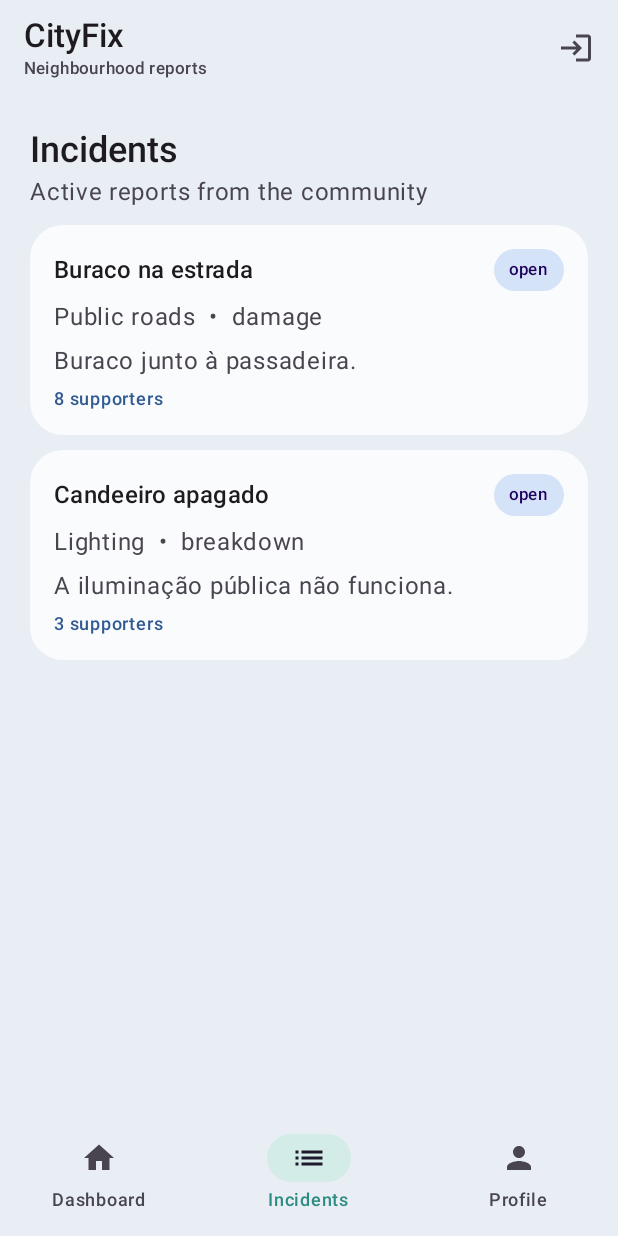
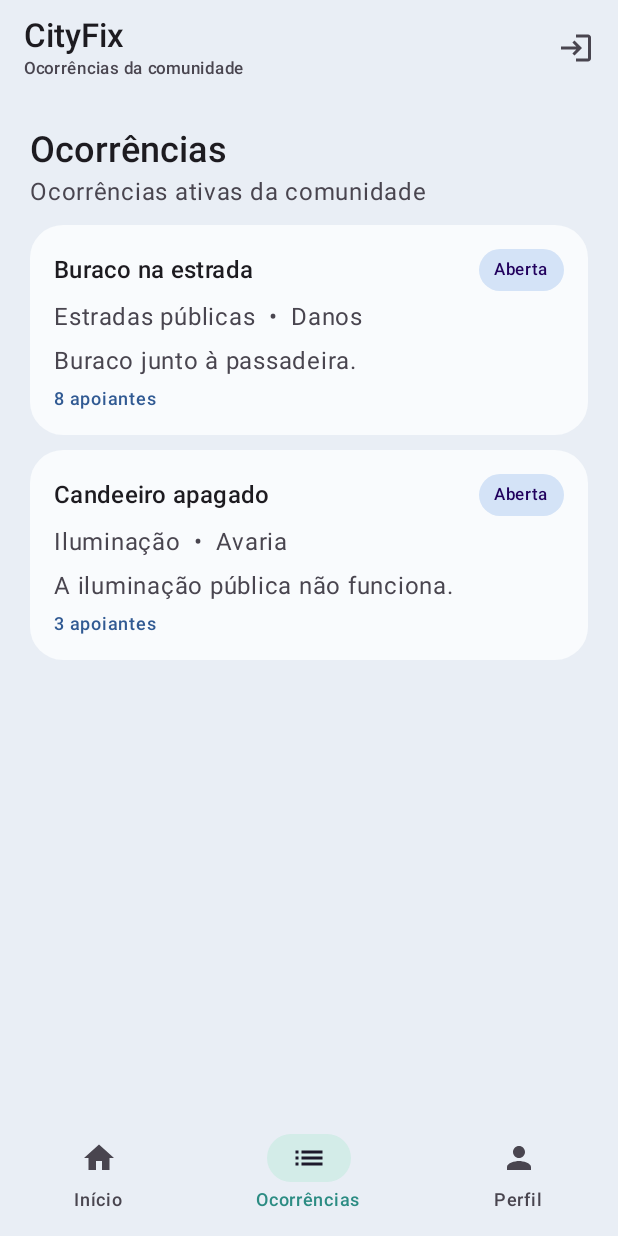
Before and after one commit to diogo2024143983/TrabalhoAMOV, an Android app built with Jetpack Compose: the screen it shows after launch (MainActivity), item 2 of the bottom bar chosen, on a phone screen of 412 x 824 dp. Run offline under Robolectric (Android 15) with nearby library versions, the phone set to English and light mode, and no system bars; our stand-ins replace Firebase (no records; nobody signed in at launch, a user with empty details on screens opened directly); 3 statements that could not run were skipped.

Commit message:
docs: traduzir aplicação e documentação
Traduzir para português os textos da interface, os estados apresentados ao utilizador, os dados de demonstração e o documento de implementação para facilitar a utilização pela equipa.

```diff
--- a/app/src/main/java/pt/isec/amov/cityfix/MainActivity.kt
+++ b/app/src/main/java/pt/isec/amov/cityfix/MainActivity.kt
@@ -104,9 +104,9 @@ private fun CityFixApp(vm: CityFixViewModel = viewModel()) {
             TopAppBar(
                 title = {
                     Column {
-                        Text(if (screen == Screen.DETAIL) "Incident details" else "CityFix", fontWeight = FontWeight.SemiBold)
+                        Text(if (screen == Screen.DETAIL) "Detalhes da ocorrência" else "CityFix", fontWeight = FontWeight.SemiBold)
                         if (screen != Screen.DETAIL) Text(
-                            if (state.user.role == UserRole.ANONYMOUS) "Neighbourhood reports" else "Your community, together",
+                            if (state.user.role == UserRole.ANONYMOUS) "Ocorrências da comunidade" else "A sua comunidade, em conjunto",
                             style = MaterialTheme.typography.labelSmall,
                             color = MaterialTheme.colorScheme.onSurfaceVariant
                         )
@@ -115,24 +115,24 @@ private fun CityFixApp(vm: CityFixViewModel = viewModel()) {
                 colors = TopAppBarDefaults.topAppBarColors(containerColor = MaterialTheme.colorScheme.background),
                 navigationIcon = {
                     if (screen == Screen.DETAIL) IconButton({ screen = Screen.INCIDENTS }) {
-                        Icon(Icons.Default.ArrowBack, "Back")
+                        Icon(Icons.Default.ArrowBack, "Voltar")
                     }
                 },
                 actions = {
                     if (state.user.role == UserRole.ANONYMOUS) IconButton({ screen = Screen.LOGIN }) {
-                        Icon(Icons.Default.Login, "Sign in")
+                        Icon(Icons.Default.Login, "Iniciar sessão")
                     } else IconButton({ vm.signOut(); screen = Screen.DASHBOARD }) {
-                        Icon(Icons.Default.Logout, "Sign out")
+                        Icon(Icons.Default.Logout, "Terminar sessão")
                     }
                 }
             )
         },
         bottomBar = {
             NavigationBar(containerColor = MaterialTheme.colorScheme.background) {
-                NavigationBarItem(screen == Screen.DASHBOARD, { screen = Screen.DASHBOARD }, { Icon(Icons.Default.Home, "Dashboard") }, label = { Text("Dashboard") })
-                NavigationBarItem(screen == Screen.INCIDENTS, { screen = Screen.INCIDENTS }, { Icon(Icons.Default.List, "Incidents") }, label = { Text("Incidents") })
-                NavigationBarItem(screen == Screen.PROFILE, { screen = Screen.PROFILE }, { Icon(Icons.Default.Person, "Profile") }, label = { Text("Profile") })
-                if (state.user.role == UserRole.OPERATOR) NavigationBarItem(screen == Screen.OPERATOR, { screen = Screen.OPERATOR }, { Icon(Icons.Default.Check, "Management") }, label = { Text("Manage") })
+                NavigationBarItem(screen == Screen.DASHBOARD, { screen = Screen.DASHBOARD }, { Icon(Icons.Default.Home, "Início") }, label = { Text("Início") })
+                NavigationBarItem(screen == Screen.INCIDENTS, { screen = Screen.INCIDENTS }, { Icon(Icons.Default.List, "Ocorrências") }, label = { Text("Ocorrências") })
+                NavigationBarItem(screen == Screen.PROFILE, { screen = Screen.PROFILE }, { Icon(Icons.Default.Person, "Perfil") }, label = { Text("Perfil") })
+                if (state.user.role == UserRole.OPERATOR) NavigationBarItem(screen == Screen.OPERATOR, { screen = Screen.OPERATOR }, { Icon(Icons.Default.Check, "Gestão") }, label = { Text("Gestão") })
             }
         },
     ) { padding ->
@@ -186,13 +186,13 @@ private fun DashboardScreen(incidents: List<Incident>, role: UserRole, onInciden
             ) {
                 Column(Modifier.padding(22.dp), verticalArrangement = Arrangement.spacedBy(8.dp)) {
                     Text(
-                        if (role == UserRole.ANONYMOUS) "Make your city better" else "Good to see you",
+                        if (role == UserRole.ANONYMOUS) "Melhore a sua cidade" else "É bom voltar a vê-lo",
                         style = MaterialTheme.typography.headlineSmall,
                         color = MaterialTheme.colorScheme.onPrimary
                     )
                     Text(
-                        if (role == UserRole.ANONYMOUS) "See what needs attention nearby and follow local progress."
-                        else "Report an issue or follow the ones that matter to you.",
+                        if (role == UserRole.ANONYMOUS) "Veja o que precisa de atenção e acompanhe o progresso local."
+                        else "Registe uma ocorrência ou acompanhe as que são importantes para si.",
                         color = MaterialTheme.colorScheme.onPrimary.copy(alpha = 0.82f)
                     )
                 }
@@ -201,8 +201,8 @@ private fun DashboardScreen(incidents: List<Incident>, role: UserRole, onInciden
         item {
             Row(horizontalArrangement = Arrangement.spacedBy(8.dp), modifier = Modifier.fillMaxWidth()) {
                 StatCard("Total", incidents.size.toString(), MaterialTheme.colorScheme.primaryContainer, Modifier.weight(1f))
-                StatCard("Active", incidents.count { it.status != IncidentStatus.CLOSED }.toString(), MaterialTheme.colorScheme.secondaryContainer, Modifier.weight(1f))
-                StatCard("Avg. repair", "2.4 d", Color(0xFFF4E4C8), Modifier.weight(1f))
+                StatCard("Ativas", incidents.count { it.status != IncidentStatus.CLOSED }.toString(), MaterialTheme.colorScheme.secondaryContainer, Modifier.weight(1f))
+                StatCard("Reparação média", "2,4 d", Color(0xFFF4E4C8), Modifier.weight(1f))
             }
         }
         item {
@@ -212,9 +212,9 @@ private fun DashboardScreen(incidents: List<Incident>, role: UserRole, onInciden
                 shape = MaterialTheme.shapes.medium
             ) {
                 Column(Modifier.padding(18.dp), verticalArrangement = Arrangement.spacedBy(10.dp)) {
-                    Text("Open reports", style = MaterialTheme.typography.titleMedium)
-                    Text("Browse active issues and see how your municipality is responding.", color = MaterialTheme.colorScheme.onSurfaceVariant)
-                    Button(onClick = onIncidents) { Text("Explore incidents") }
+                    Text("Ocorrências abertas", style = MaterialTheme.typography.titleMedium)
+                    Text("Consulte problemas ativos e veja como o seu município está a responder.", color = MaterialTheme.colorScheme.onSurfaceVariant)
+                    Button(onClick = onIncidents) { Text("Explorar ocorrências") }
                 }
             }
         }
@@ -222,7 +222,7 @@ private fun DashboardScreen(incidents: List<Incident>, role: UserRole, onInciden
             OutlinedButton(onClick = onNew, modifier = Modifier.fillMaxWidth()) {
                 Icon(Icons.Default.Add, contentDescription = null)
                 Spacer(Modifier.size(8.dp))
-                Text("Report an incident")
+                Text("Registar ocorrência")
             }
         }
     }
@@ -241,8 +241,8 @@ private fun DashboardScreen(incidents: List<Incident>, role: UserRole, onInciden
 private fun IncidentListScreen(incidents: List<Incident>, onSelect: (Incident) -> Unit) {
     LazyColumn(Modifier.fillMaxSize(), contentPadding = PaddingValues(20.dp), verticalArrangement = Arrangement.spacedBy(10.dp)) {
         item {
-            Text("Incidents", style = MaterialTheme.typography.headlineSmall)
-            Text("Active reports from the community", color = MaterialTheme.colorScheme.onSurfaceVariant)
+            Text("Ocorrências", style = MaterialTheme.typography.headlineSmall)
+            Text("Ocorrências ativas da comunidade", color = MaterialTheme.colorScheme.onSurfaceVariant)
         }
         items(incidents, key = { it.id }, contentType = { "incident" }) { incident ->
             IncidentCard(incident, onSelect)
@@ -262,9 +262,9 @@ private fun IncidentListScreen(incidents: List<Incident>, onSelect: (Incident) -
                 Text(incident.title, style = MaterialTheme.typography.titleMedium, modifier = Modifier.weight(1f), maxLines = 1, overflow = TextOverflow.Ellipsis)
                 StatusChip(incident.status)
             }
-            Text("${incident.category}  •  ${incident.situation.name.lowercase().replace('_', ' ')}", color = MaterialTheme.colorScheme.onSurfaceVariant)
+            Text("${incident.category}  •  ${incidentSituationLabel(incident.situation)}", color = MaterialTheme.colorScheme.onSurfaceVariant)
             Text(incident.description, maxLines = 2, color = MaterialTheme.colorScheme.onSurfaceVariant, overflow = TextOverflow.Ellipsis)
-            Text("${incident.supporters} supporters", style = MaterialTheme.typography.labelMedium, color = MaterialTheme.colorScheme.primary)
+            Text("${incident.supporters} apoiantes", style = MaterialTheme.typography.labelMedium, color = MaterialTheme.colorScheme.primary)
         }
     }
 }
@@ -277,7 +277,7 @@ private fun StatusChip(status: IncidentStatus) {
         shape = RoundedCornerShape(50),
     ) {
         Text(
-            status.name.replace('_', ' ').lowercase(),
+            incidentStatusLabel(status),
             style = MaterialTheme.typography.labelSmall,
             modifier = Modifier.padding(horizontal = 10.dp, vertical = 6.dp)
         )
@@ -291,27 +291,27 @@ private fun StatusChip(status: IncidentStatus) {
         Text(incident.title, style = MaterialTheme.typography.headlineSmall)
         Text(incident.description)
         HorizontalDivider()
-        Text("Category: ${incident.category}")
-        Text("Situation: ${incident.situation.name.lowercase().replace('_', ' ')}")
-        Text("Status: ${incident.status.name.replace('_', ' ')}")
-        Text("Location: ${incident.location}")
-        Text("Media attached: ${if (incident.hasMedia) "yes" else "no"}")
+        Text("Categoria: ${incident.category}")
+        Text("Situação: ${incidentSituationLabel(incident.situation)}")
+        Text("Estado: ${incidentStatusLabel(incident.status)}")
+        Text("Localização: ${incident.location}")
+        Text("Anexo: ${if (incident.hasMedia) "sim" else "não"}")
         if (incident.mediaUrl.isNotBlank()) {
             OutlinedButton({
                 context.startActivity(Intent(Intent.ACTION_VIEW, Uri.parse(incident.mediaUrl)))
-            }) { Text("Open attached media") }
+            }) { Text("Abrir anexo") }
         }
-        if (operator && incident.status != IncidentStatus.CLOSED) Button({ advance(incident) }) { Text("Advance ticket status") }
-        Text("Messages with municipal services", style = MaterialTheme.typography.titleMedium)
+        if (operator && incident.status != IncidentStatus.CLOSED) Button({ advance(incident) }) { Text("Avançar estado") }
+        Text("Mensagens com os serviços municipais", style = MaterialTheme.typography.titleMedium)
         messages.forEach { message ->
             Text("${message.authorName}: ${message.text}", style = MaterialTheme.typography.bodyMedium)
         }
         Row(verticalAlignment = Alignment.CenterVertically) {
-            OutlinedTextField(messageText, { messageText = it }, modifier = Modifier.weight(1f), placeholder = { Text("Type a message...") })
+            OutlinedTextField(messageText, { messageText = it }, modifier = Modifier.weight(1f), placeholder = { Text("Escreva uma mensagem...") })
             Button({
                 sendMessage(messageText)
                 messageText = ""
-            }, modifier = Modifier.padding(start = 8.dp)) { Text("Send") }
+            }, modifier = Modifier.padding(start = 8.dp)) { Text("Enviar") }
         }
     }
 }
@@ -319,7 +319,7 @@ private fun StatusChip(status: IncidentStatus) {
 @Composable
 private fun NewIncidentScreen(onCancel: () -> Unit, onSubmit: (String, String, String, IncidentSituation, Boolean, String, Uri?) -> Unit) {
     var title by remember { mutableStateOf("") }; var description by remember { mutableStateOf("") }
-    var category by remember { mutableStateOf("Public roads") }; var location by remember { mutableStateOf("") }
+    var category by remember { mutableStateOf("Estradas públicas") }; var location by remember { mutableStateOf("") }
     var situation by remember { mutableStateOf(IncidentSituation.DAMAGE) }; var public by remember { mutableStateOf(true) }
     var mediaUri by remember { mutableStateOf<Uri?>(null) }
     var locationMessage by remember { mutableStateOf("") }
@@ -335,52 +335,73 @@ private fun NewIncidentScreen(onCancel: () -> Unit, onSubmit: (String, String, S
             Manifest.permission.ACCESS_COARSE_LOCATION
         ) == PackageManager.PERMISSION_GRANTED
         if (!hasPermission) {
-            locationMessage = "Location permission is required."
+            locationMessage = "É necessária permissão de localização."
             return
         }
-        locationMessage = "Getting current location..."
+        locationMessage = "A obter a localização atual..."
         locationClient.lastLocation
             .addOnSuccessListener { currentLocation ->
                 if (currentLocation == null) {
-                    locationMessage = "Location unavailable. Enter it manually."
+                    locationMessage = "Localização indisponível. Introduza-a manualmente."
                 } else {
                     location = "${currentLocation.latitude}, ${currentLocation.longitude}"
-                    locationMessage = "Current location selected."
+                    locationMessage = "Localização atual selecionada."
                 }
             }
             .addOnFailureListener {
-                locationMessage = "Could not read location. Enter it manually."
+                locationMessage = "Não foi possível ler a localização. Introduza-a manualmente."
             }
     }
     Column(Modifier.fillMaxSize().padding(16.dp), verticalArrangement = Arrangement.spacedBy(8.dp)) {
-        Text("Report incident", style = MaterialTheme.typography.headlineSmall)
-        OutlinedTextField(title, { title = it }, Modifier.fillMaxWidth(), label = { Text("Title") }, singleLine = true)
-        OutlinedTextField(description, { description = it }, Modifier.fillMaxWidth(), label = { Text("Description") }, minLines = 3)
-        OutlinedTextField(category, { category = it }, Modifier.fillMaxWidth(), label = { Text("Category") }, singleLine = true)
-        OutlinedTextField(location, { location = it }, Modifier.fillMaxWidth(), label = { Text("Location") }, singleLine = true)
+        Text("Registar ocorrência", style = MaterialTheme.typography.headlineSmall)
+        OutlinedTextField(title, { title = it }, Modifier.fillMaxWidth(), label = { Text("Título") }, singleLine = true)
+        OutlinedTextField(description, { description = it }, Modifier.fillMaxWidth(), label = { Text("Descrição") }, minLines = 3)
+        OutlinedTextField(category, { category = it }, Modifier.fillMaxWidth(), label = { Text("Categoria") }, singleLine = true)
+        OutlinedTextField(location, { location = it }, Modifier.fillMaxWidth(), label = { Text("Localização") }, singleLine = true)
         Row(verticalAlignment = Alignment.CenterVertically) {
-            OutlinedButton(::useCurrentLocation) { Text("Use current location") }
+            OutlinedButton(::useCurrentLocation) { Text("Usar localização atual") }
             if (locationMessage.isNotBlank()) Text(locationMessage, Modifier.padding(start = 8.dp), style = MaterialTheme.typography.labelSmall)
         }
-        Row(horizontalArrangement = Arrangement.spacedBy(5.dp)) { IncidentSituation.entries.forEach { FilterChip(situation == it, { situation = it }, label = { Text(it.name.lowercase()) }) } }
-        Row(verticalAlignment = Alignment.CenterVertically) { FilterChip(public, { public = !public }, label = { Text(if (public) "Public" else "Private") }); Spacer(Modifier.padding(4.dp)); OutlinedButton({ mediaPicker.launch("image/* video/*") }) { Text(if (mediaUri != null) "Media selected" else "Attach photo/video") } }
+        Row(horizontalArrangement = Arrangement.spacedBy(5.dp)) { IncidentSituation.entries.forEach { FilterChip(situation == it, { situation = it }, label = { Text(incidentSituationLabel(it)) }) } }
+        Row(verticalAlignment = Alignment.CenterVertically) { FilterChip(public, { public = !public }, label = { Text(if (public) "Pública" else "Privada") }); Spacer(Modifier.padding(4.dp)); OutlinedButton({ mediaPicker.launch("image/* video/*") }) { Text(if (mediaUri != null) "Anexo selecionado" else "Anexar foto/vídeo") } }
         Spacer(Modifier.height(4.dp))
         Row(horizontalArrangement = Arrangement.spacedBy(8.dp)) {
-            OutlinedButton(onCancel, Modifier.weight(1f)) { Text("Cancel") }
-            Button({ if (title.isNotBlank() && description.isNotBlank() && location.isNotBlank() && mediaUri != null) onSubmit(title, description, category, situation, public, location, mediaUri) }, Modifier.weight(1f)) { Text("Submit") }
+            OutlinedButton(onCancel, Modifier.weight(1f)) { Text("Cancelar") }
+            Button({ if (title.isNotBlank() && description.isNotBlank() && location.isNotBlank() && mediaUri != null) onSubmit(title, description, category, situation, public, location, mediaUri) }, Modifier.weight(1f)) { Text("Submeter") }
         }
     }
 }
 
 @Composable private fun ProfileScreen(user: pt.isec.amov.cityfix.model.CityFixUser, login: () -> Unit) {
-    Column(Modifier.padding(20.dp), verticalArrangement = Arrangement.spacedBy(12.dp)) { Text("Profile", style = MaterialTheme.typography.headlineSmall); Text("Name: ${user.name}"); Text("Email: ${user.email.ifBlank { "Not authenticated" }}"); Text("Role: ${user.role.name.lowercase()}"); if (user.role == UserRole.ANONYMOUS) Button(login) { Text("Sign in or register") } }
+    Column(Modifier.padding(20.dp), verticalArrangement = Arrangement.spacedBy(12.dp)) { Text("Perfil", style = MaterialTheme.typography.headlineSmall); Text("Nome: ${user.name}"); Text("Email: ${user.email.ifBlank { "Não autenticado" }}"); Text("Função: ${userRoleLabel(user.role)}"); if (user.role == UserRole.ANONYMOUS) Button(login) { Text("Iniciar sessão ou registar") } }
+}
+
+private fun incidentSituationLabel(situation: IncidentSituation): String = when (situation) {
+    IncidentSituation.DAMAGE -> "Danos"
+    IncidentSituation.BREAKDOWN -> "Avaria"
+    IncidentSituation.DESTRUCTION -> "Destruição"
+    IncidentSituation.THEFT -> "Furto"
+}
+
+private fun incidentStatusLabel(status: IncidentStatus): String = when (status) {
+    IncidentStatus.OPEN -> "Aberta"
+    IncidentStatus.INFORMATION_REQUEST -> "Informação solicitada"
+    IncidentStatus.IN_RESOLUTION -> "Em resolução"
+    IncidentStatus.RESOLVED -> "Resolvida"
+    IncidentStatus.CLOSED -> "Fechada"
+}
+
+private fun userRoleLabel(role: UserRole): String = when (role) {
+    UserRole.ANONYMOUS -> "Anónimo"
+    UserRole.CITIZEN -> "Cidadão"
+    UserRole.OPERATOR -> "Operador"
 }
 
 @Composable private fun OperatorScreen(incidents: List<Incident>, advance: (Incident) -> Unit) {
-    LazyColumn(Modifier.padding(16.dp), verticalArrangement = Arrangement.spacedBy(8.dp)) { item { Text("Operational management", style = MaterialTheme.typography.headlineSmall) }; items(incidents) { IncidentCard(it) { advance(it) } } }
+    LazyColumn(Modifier.padding(16.dp), verticalArrangement = Arrangement.spacedBy(8.dp)) { item { Text("Gestão operacional", style = MaterialTheme.typography.headlineSmall) }; items(incidents) { IncidentCard(it) { advance(it) } } }
 }
 
 @Composable private fun LoginScreen(onBack: () -> Unit, onLogin: (String, String, String) -> Unit, onGuest: () -> Unit) {
     var name by remember { mutableStateOf("") }; var email by remember { mutableStateOf("") }; var password by remember { mutableStateOf("") }
-    Column(Modifier.fillMaxSize().padding(20.dp), verticalArrangement = Arrangement.spacedBy(10.dp)) { Text("CityFix authentication", style = MaterialTheme.typography.headlineSmall); OutlinedTextField(name, { name = it }, Modifier.fillMaxWidth(), label = { Text("Name") }); OutlinedTextField(email, { email = it }, Modifier.fillMaxWidth(), label = { Text("Email") }); OutlinedTextField(password, { password = it }, Modifier.fillMaxWidth(), label = { Text("Password") }, visualTransformation = PasswordVisualTransformation()); Button({ if (name.isNotBlank() && email.contains("@") && password.length >= 6) onLogin(name, email, password) }, Modifier.fillMaxWidth()) { Text("Sign in / Register") }; OutlinedButton(onGuest, Modifier.fillMaxWidth()) { Text("Continue as anonymous citizen") }; Text("A conta é autenticada pelo Firebase. O acesso de operador é atribuído pela administração.", style = MaterialTheme.typography.bodySmall); OutlinedButton(onBack) { Text("Back") } }
+    Column(Modifier.fillMaxSize().padding(20.dp), verticalArrangement = Arrangement.spacedBy(10.dp)) { Text("Autenticação CityFix", style = MaterialTheme.typography.headlineSmall); OutlinedTextField(name, { name = it }, Modifier.fillMaxWidth(), label = { Text("Nome") }); OutlinedTextField(email, { email = it }, Modifier.fillMaxWidth(), label = { Text("Email") }); OutlinedTextField(password, { password = it }, Modifier.fillMaxWidth(), label = { Text("Palavra-passe") }, visualTransformation = PasswordVisualTransformation()); Button({ if (name.isNotBlank() && email.contains("@") && password.length >= 6) onLogin(name, email, password) }, Modifier.fillMaxWidth()) { Text("Iniciar sessão / Registar") }; OutlinedButton(onGuest, Modifier.fillMaxWidth()) { Text("Continuar como cidadão anónimo") }; Text("A conta é autenticada pelo Firebase. O acesso de operador é atribuído pela administração.", style = MaterialTheme.typography.bodySmall); OutlinedButton(onBack) { Text("Voltar") } }
 }
--- a/app/src/main/java/pt/isec/amov/cityfix/viewmodel/CityFixViewModel.kt
+++ b/app/src/main/java/pt/isec/amov/cityfix/viewmodel/CityFixViewModel.kt
@@ -19,7 +19,7 @@ import pt.isec.amov.cityfix.model.IncidentMessage
 import pt.isec.amov.cityfix.model.UserRole
 
 data class CityFixUiState(
-    val user: CityFixUser = CityFixUser(name = "Anonymous citizen"),
+    val user: CityFixUser = CityFixUser(name = "Cidadão anónimo"),
     val incidents: List<Incident> = sampleIncidents,
     val selectedIncident: Incident? = null,
     val messages: List<IncidentMessage> = emptyList(),
@@ -34,7 +34,7 @@ class CityFixViewModel(application: Application) : AndroidViewModel(application)
     private var messagesListener: ListenerRegistration? = null
     private val _state = MutableStateFlow(
         CityFixUiState(
-            user = repository.loadUser() ?: CityFixUser(name = "Anonymous citizen"),
+            user = repository.loadUser() ?: CityFixUser(name = "Cidadão anónimo"),
             incidents = repository.loadIncidents(sampleIncidents)
         )
     )
@@ -74,7 +74,7 @@ class CityFixViewModel(application: Application) : AndroidViewModel(application)
         _state.update {
             it.copy(
                 user = CityFixUser(
-                    name = name.trim().ifBlank { "CityFix user" },
+                    name = name.trim().ifBlank { "Utilizador CityFix" },
                     email = email.trim(),
                     role = UserRole.CITIZEN,
                     active = true
@@ -88,7 +88,7 @@ class CityFixViewModel(application: Application) : AndroidViewModel(application)
     }
 
     fun continueAsGuest() {
-        _state.update { it.copy(user = CityFixUser("Anonymous citizen"), message = null) }
+        _state.update { it.copy(user = CityFixUser("Cidadão anónimo"), message = null) }
         repository.clearUser()
     }
 
@@ -201,7 +201,7 @@ class CityFixViewModel(application: Application) : AndroidViewModel(application)
 }
 
 private val sampleIncidents = listOf(
-    Incident("1", "Buraco na estrada", "Buraco junto à passadeira.", "Public roads", IncidentSituation.DAMAGE, author = "Municipality", location = "Praça da República", supporters = 8),
-    Incident("2", "Candeeiro apagado", "A iluminação pública não funciona.", "Lighting", IncidentSituation.BREAKDOWN, author = "Municipality", location = "Rua da Sofia", supporters = 3),
-    Incident("3", "Contentor danificado", "Contentor sem tampa.", "Waste collection", IncidentSituation.DESTRUCTION, author = "Ana", location = "Coimbra", public = false)
+    Incident("1", "Buraco na estrada", "Buraco junto à passadeira.", "Estradas públicas", IncidentSituation.DAMAGE, author = "Município", location = "Praça da República", supporters = 8),
+    Incident("2", "Candeeiro apagado", "A iluminação pública não funciona.", "Iluminação", IncidentSituation.BREAKDOWN, author = "Município", location = "Rua da Sofia", supporters = 3),
+    Incident("3", "Contentor danificado", "Contentor sem tampa.", "Recolha de resíduos", IncidentSituation.DESTRUCTION, author = "Ana", location = "Coimbra", public = false)
 )
```
Also changed, not shown: 1 other file.
